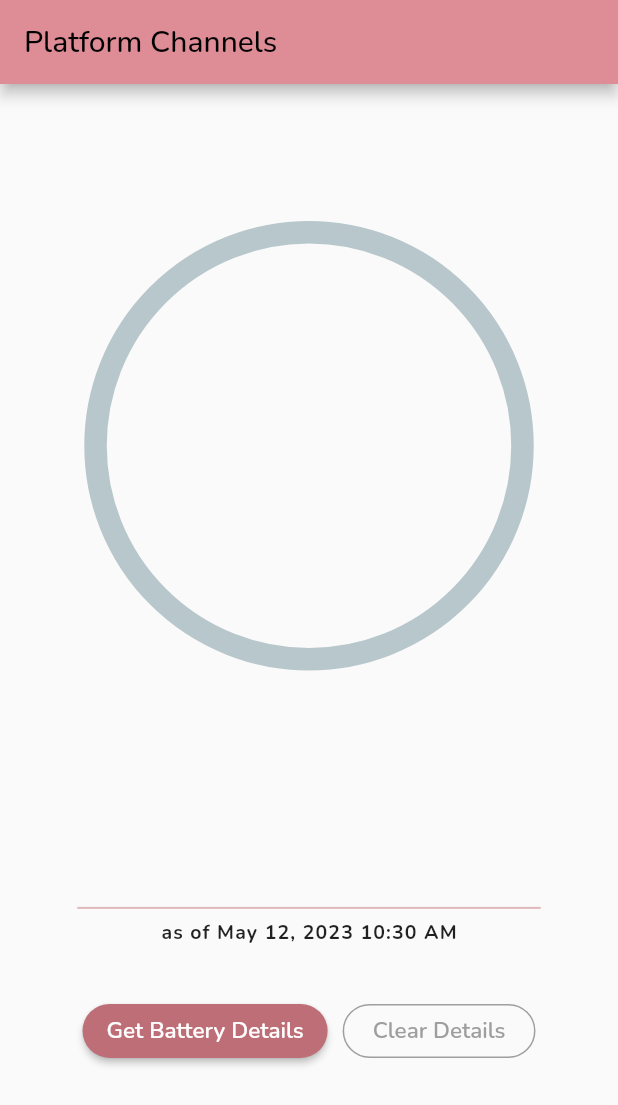
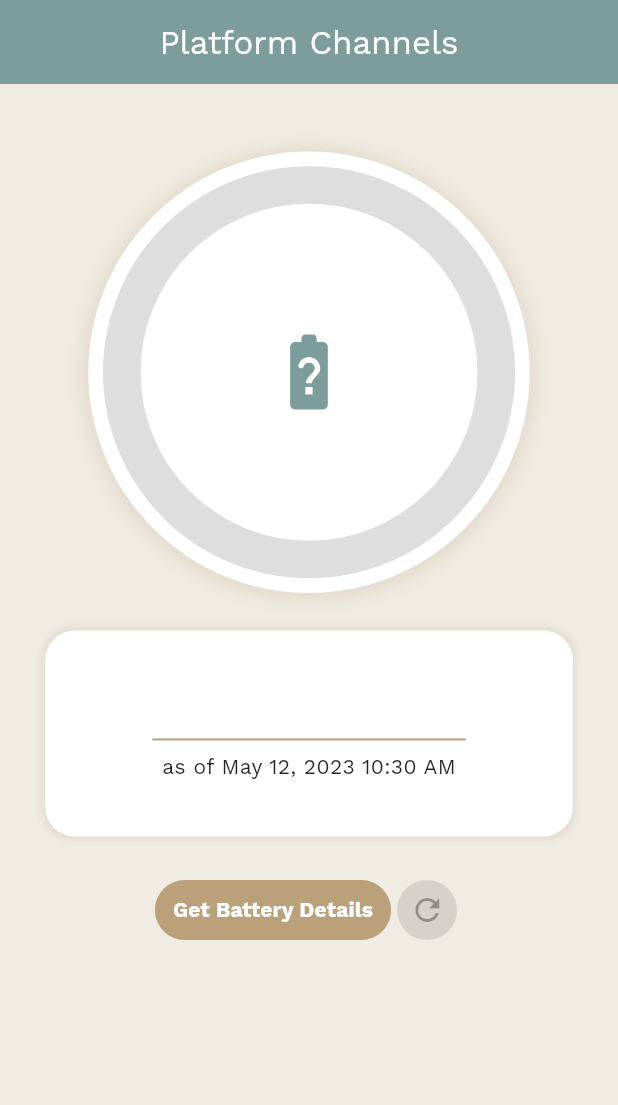
Before and after one commit to tine-b/platform_channels_batt_app, a Flutter app: the screen it shows after launch, after a tap on "Get Battery Details", on a phone screen of 412 x 824 dp. Shown: the top 1105 px of the screen. Run offline on Flutter 3.47's test engine with Material 2 defaults, Android fonts, the phone set to English and light mode, and no system bars; drawn by our look-alikes of percent_indicator; our stand-ins replace google_fonts.

Commit message:
refactor: Reworked code & design

```diff
--- a/lib/main.dart
+++ b/lib/main.dart
@@ -1,13 +1,13 @@
 import 'dart:async';
+import 'package:battery_app/widgets/battery_widget.dart';
+import 'package:battery_app/utils/colors.dart';
+import 'package:battery_app/widgets/battery_buttons.dart';
+import 'package:battery_app/widgets/circular_percent_widget.dart';
 import 'package:flutter/material.dart';
 import 'package:flutter/services.dart';
 import 'package:google_fonts/google_fonts.dart';
-import 'package:intl/intl.dart';
-import 'package:percent_indicator/circular_percent_indicator.dart';
 
-void main() {
-  runApp(const MyApp());
-}
+void main() => runApp(const MyApp());
 
 class MyApp extends StatelessWidget {
   const MyApp({Key? key}) : super(key: key);
@@ -19,10 +19,10 @@ class MyApp extends StatelessWidget {
       debugShowCheckedModeBanner: false,
       title: 'Platform Channels',
       theme: ThemeData(
-        primaryColor: const Color.fromARGB(255, 190, 110, 118),
-        textTheme: GoogleFonts.nunitoTextTheme(),
+        textTheme: GoogleFonts.workSansTextTheme(),
+        useMaterial3: true,
       ),
-      home: const MyHomePage(title: 'Flutter Demo Home Page'),
+      home: const MyHomePage(title: 'Platform Channels'),
     );
   }
 }
@@ -46,36 +46,60 @@ class MyHomePage extends StatefulWidget {
 }
 
 class _MyHomePageState extends State<MyHomePage> {
-  static const platform = MethodChannel('tine.dev/battery');
+  static const platform = MethodChannel('batteryMethodChannel');
   // Get battery level.
   String _message = '';
   String _batteryState = '';
-  double _batteryLevel = 0;
-  Widget? _widget;
+  int _batteryLevel = 0;
+  bool _hasData = false;
 
-  Future<void> _getBatteryLevel() async {
-    double? batteryLevel;
-    String? batteryState;
-    String message;
+  @override
+  void initState() {
+    super.initState();
+    _hasData = false;
+  }
 
-    setState(() {
-      _batteryLevel = 0;
-    });
+  @override
+  Widget build(BuildContext context) {
+    return Material(
+      child: Scaffold(
+        backgroundColor: AppColors.lightBeige,
+        appBar: AppBar(
+          title: Text(widget.title, style: const TextStyle(color: Colors.white)),
+          backgroundColor: AppColors.blueGreen,
+          centerTitle: true,
+        ),
+        body: Column(
+          children: [
+            CircularPercentWidget(batteryLevel: _batteryLevel),
+            BatteryWidget(
+              hasData: _hasData,
+              batteryLevel: _batteryLevel,
+              batteryState: _batteryState,
+              message: _message,
+            ),
+            BatteryButtons(
+              batteryState: _batteryState,
+              getBatteryLevel: _getBatteryLevel,
+              clearDetails: _clearDetails,
+            ),
+          ],
+        ),
+      ),
+    );
+  }
+
+  FutureOr<void> _getBatteryLevel() async {
     try {
       final Map<dynamic, dynamic>? result = await platform.invokeMethod('getBatteryDetails');
-      batteryLevel = result?['level'].toDouble();
-      batteryState = result?['status'].toString() ?? '';
-      message = '';
+      _batteryLevel = result?['level'] ?? 0;
+      _batteryState = result?['status'].toString() ?? '';
+      _message = '';
+      setState(() => _hasData = true);
     } on PlatformException catch (e) {
-      message = '${e.message}';
+      _message = '${e.message}';
+      setState(() => _hasData = false);
     }
-
-    setState(() {
-      _batteryLevel = batteryLevel ?? 0;
-      _message = message;
-      _batteryState = batteryState ?? '';
-      _widget = withData();
-    });
   }
 
   void _clearDetails() async {
@@ -83,177 +107,7 @@ class _MyHomePageState extends State<MyHomePage> {
       _batteryLevel = 0;
       _message = '';
       _batteryState = '';
-      _widget = noData();
+      _hasData = false;
     });
   }
-
-  String getDate() {
-    final df = DateFormat('MMM dd, yyyy hh:mm a');
-    return df.format(DateTime.now());
-  }
-
-  @override
-  void initState() {
-    super.initState();
-    _widget = noData();
-  }
-
-  @override
-  Widget build(BuildContext context) {
-    return Material(
-      child: Scaffold(
-        appBar: AppBar(
-          title: const Text('Platform Channels'),
-          backgroundColor: const Color.fromARGB(255, 222, 140, 149),
-          foregroundColor: Colors.black,
-        ),
-        body: Column(
-          children: [
-            Expanded(
-              flex: 3,
-              child: CircularPercentIndicator(
-                radius: MediaQuery.of(context).size.width / 2.75,
-                lineWidth: 15.0,
-                animation: true,
-                animationDuration: 750,
-                linearGradient: const LinearGradient(colors: <Color>[
-                  Color.fromARGB(255, 225, 184, 188),
-                  Color.fromARGB(255, 222, 140, 149),
-                  Color.fromARGB(255, 190, 110, 118),
-                ]),
-                percent: _batteryLevel / 100,
-                center: Text(
-                  _batteryLevel != 0.0 ? "${_batteryLevel.toInt()}%" : "",
-                  style: const TextStyle(fontWeight: FontWeight.bold, fontSize: 20.0),
-                ),
-                circularStrokeCap: CircularStrokeCap.round,
-                // progressColor: const Color(0xFFD8A6AB),
-              ),
-            ),
-            SizedBox(
-              height: 125,
-              child: AnimatedSwitcher(
-                duration: const Duration(milliseconds: 250),
-                switchInCurve: Curves.linear,
-                child: _widget,
-              ),
-            ),
-            Flexible(
-              child: Row(
-                mainAxisAlignment: MainAxisAlignment.center,
-                children: <Widget>[
-                  ElevatedButton(
-                    style: ButtonStyle(
-                      shape: MaterialStateProperty.all<RoundedRectangleBorder>(RoundedRectangleBorder(
-                        borderRadius: BorderRadius.circular(25),
-                      )),
-                      textStyle: MaterialStateProperty.resolveWith((_) => GoogleFonts.nunito(fontSize: 15, fontWeight: FontWeight.w600)),
-                      backgroundColor: MaterialStateProperty.resolveWith((states) {
-                        // If the button is pressed, return green, otherwise blue
-                        if (states.contains(MaterialState.pressed)) {
-                          return const Color(0xFFE9CDD0);
-                        }
-                        return const Color.fromARGB(255, 190, 110, 118);
-                      }),
-                      foregroundColor: MaterialStateProperty.resolveWith((_) => Colors.white),
-                    ),
-                    onPressed: _getBatteryLevel,
-                    child: const Text('Get Battery Details'),
-                  ),
-                  const SizedBox(width: 10),
-                  TextButton(
-                    style: ButtonStyle(
-                      padding: MaterialStateProperty.resolveWith((_) => const EdgeInsets.symmetric(horizontal: 20.0)),
-                      textStyle: MaterialStateProperty.resolveWith((_) => GoogleFonts.nunito(fontSize: 15, fontWeight: FontWeight.w600)),
-                      shape: MaterialStateProperty.resolveWith((states) {
-                        // If the button is pressed, return green, otherwise blue
-                        if (states.contains(MaterialState.disabled)) {
-                          return RoundedRectangleBorder(
-                            borderRadius: BorderRadius.circular(25),
-                            side: const BorderSide(
-                              color: Colors.grey,
-                            ),
-                          );
-                        }
-                        return RoundedRectangleBorder(
-                          borderRadius: BorderRadius.circular(25),
-                          side: const BorderSide(color: Color.fromARGB(255, 190, 110, 118)),
-                        );
-                      }),
-                      overlayColor: MaterialStateProperty.resolveWith((states) {
-                        // If the button is pressed, return green, otherwise blue
-                        if (states.contains(MaterialState.pressed)) {
-                          return const Color.fromARGB(255, 243, 227, 229);
-                        } else if (states.contains(MaterialState.disabled)) {
-                          return Colors.grey;
-                        }
-                        return const Color.fromARGB(255, 190, 110, 118);
-                      }),
-                      foregroundColor: MaterialStateProperty.resolveWith((states) {
-                        if (states.contains(MaterialState.disabled)) {
-                          return Colors.grey;
-                        }
-                        return const Color.fromARGB(255, 190, 110, 118);
-                      }),
-                    ),
-                    onPressed: _batteryState != '' ? _clearDetails : null,
-                    child: const Text('Clear Details'),
-                  ),
-                ],
-              ),
-            )
-          ],
-        ),
-      ),
-    );
-  }
-
-  Widget noData() {
-    return Row(
-      mainAxisAlignment: MainAxisAlignment.center,
-      children: <Widget>[
-        Image.asset(
-          'assets/kawaii-dinosaur.png',
-          height: 50,
-          filterQuality: FilterQuality.high,
-          color: const Color.fromARGB(255, 190, 110, 118),
-          colorBlendMode: BlendMode.srcIn,
-        ),
-        const SizedBox(width: 20),
-        Text('No battery info currently',
-            style: GoogleFonts.nunito(
-              fontSize: 15,
-              fontWeight: FontWeight.w400,
-            )),
-      ],
-    );
-  }
-
-  Widget withData() {
-    return Column(
-      mainAxisAlignment: MainAxisAlignment.center,
-      children: <Widget>[
-        Text(_batteryState.isNotEmpty ? _batteryState : _message,
-            style: GoogleFonts.nunito(
-              fontSize: 20,
-              fontWeight: FontWeight.w400,
-              letterSpacing: -1.2,
-            )),
-        Padding(
-            padding: EdgeInsets.symmetric(horizontal: MediaQuery.of(context).size.width / 8),
-            child: const Divider(
-              thickness: 1.35,
-              color: Color.fromARGB(255, 225, 184, 188),
-            )),
-        Text(
-          'as of ${getDate()}',
-          style: GoogleFonts.nunito(
-            fontSize: 13,
-            fontWeight: FontWeight.w700,
-            letterSpacing: 0.75,
-          ),
-        ),
-      ],
-    );
-  }
 }
--- /dev/null
+++ b/lib/utils/colors.dart
@@ -0,0 +1,21 @@
+import 'package:flutter/material.dart';
+
+class AppColors {
+  const AppColors._();
+
+  static const Color lightGray = Color(0xFFDEDEDE);
+  static const Color lightBlueGreen = Color(0xFF97BFBE);
+  static const Color blueGreen = Color(0xFF7D9D9C);
+  static const Color darkBlueGreen = Color(0xFF576F72);
+  static const Color lightBeige = Color(0xFFF0EBE3);
+  static const Color darkBeige = Color(0xFFBAA179);
+  static Color grayShadow = darkBeige.withOpacity(0.2);
+  static const LinearGradient blueGreenGradient = LinearGradient(
+    colors: <Color>[
+      Color(0xFFAFDEDD),
+      Color(0xFF97BFBE),
+      Color(0xFF7D9D9C),
+      Color(0xFF576F72),
+    ],
+  );
+}
--- /dev/null
+++ b/lib/widgets/battery_buttons.dart
@@ -0,0 +1,40 @@
+import 'package:battery_app/utils/colors.dart';
+import 'package:flutter/material.dart';
+
+class BatteryButtons extends StatelessWidget {
+  const BatteryButtons({
+    super.key,
+    required this.batteryState,
+    required this.getBatteryLevel,
+    required this.clearDetails,
+  });
+
+  final String batteryState;
+  final Function() getBatteryLevel;
+  final Function() clearDetails;
+
+  @override
+  Widget build(BuildContext context) {
+    return Row(
+      mainAxisAlignment: MainAxisAlignment.center,
+      children: <Widget>[
+        TextButton(
+          style: TextButton.styleFrom(
+            backgroundColor: AppColors.darkBeige,
+            foregroundColor: Colors.white,
+          ),
+          onPressed: getBatteryLevel,
+          child: const Text(
+            'Get Battery Details',
+            style: TextStyle(fontWeight: FontWeight.bold),
+          ),
+        ),
+        IconButton.filled(
+          onPressed: batteryState.isNotEmpty ? clearDetails : null,
+          icon: const Icon(Icons.refresh_outlined),
+          style: IconButton.styleFrom(backgroundColor: AppColors.darkBeige),
+        ),
+      ],
+    );
+  }
+}
--- /dev/null
+++ b/lib/widgets/battery_widget.dart
@@ -0,0 +1,76 @@
+import 'package:battery_app/utils/colors.dart';
+import 'package:flutter/material.dart';
+import 'package:intl/intl.dart';
+
+class BatteryWidget extends StatelessWidget {
+  const BatteryWidget({
+    super.key,
+    this.hasData = false,
+    required this.batteryLevel,
+    required this.batteryState,
+    required this.message,
+  });
+
+  final bool hasData;
+  final int batteryLevel;
+  final String batteryState;
+  final String message;
+
+  @override
+  Widget build(BuildContext context) {
+    final textTheme = Theme.of(context).textTheme.apply(displayColor: Theme.of(context).colorScheme.onSurface);
+
+    return Container(
+      height: MediaQuery.of(context).size.height / 6,
+      width: double.infinity,
+      margin: const EdgeInsets.symmetric(horizontal: 30, vertical: 25),
+      decoration: BoxDecoration(
+        borderRadius: BorderRadius.circular(20),
+        color: Colors.white,
+        boxShadow: [
+          BoxShadow(
+            color: AppColors.grayShadow,
+            spreadRadius: 2,
+            blurRadius: 3,
+          )
+        ],
+      ),
+      padding: const EdgeInsets.all(20.0),
+      child: AnimatedSwitcher(
+        duration: const Duration(milliseconds: 250),
+        switchInCurve: Curves.linear,
+        child: hasData
+            ? Column(
+                mainAxisAlignment: MainAxisAlignment.center,
+                children: <Widget>[
+                  Text(batteryState.isNotEmpty ? batteryState : message,
+                      style: textTheme.titleLarge!.copyWith(
+                        letterSpacing: -1.2,
+                      )),
+                  Padding(
+                      padding: EdgeInsets.symmetric(horizontal: MediaQuery.of(context).size.width / 8),
+                      child: const Divider(
+                        thickness: 1.35,
+                        color: AppColors.darkBeige,
+                      )),
+                  Text(
+                    'as of ${getDate()}',
+                  ),
+                ],
+              )
+            : Text(
+                'No data here yet!',
+                style: textTheme.headlineSmall!.copyWith(
+                  letterSpacing: -1.2,
+                  fontStyle: FontStyle.italic,
+                ),
+              ),
+      ),
+    );
+  }
+
+  String getDate() {
+    final df = DateFormat('MMM dd, yyyy hh:mm a');
+    return df.format(DateTime.now());
+  }
+}
--- /dev/null
+++ b/lib/widgets/circular_percent_widget.dart
@@ -0,0 +1,55 @@
+import 'package:battery_app/utils/colors.dart';
+import 'package:flutter/material.dart';
+import 'package:percent_indicator/circular_percent_indicator.dart';
+
+class CircularPercentWidget extends StatelessWidget {
+  const CircularPercentWidget({
+    super.key,
+    required this.batteryLevel,
+  });
+
+  final int batteryLevel;
+
+  @override
+  Widget build(BuildContext context) {
+    final textTheme = Theme.of(context).textTheme.apply(displayColor: Theme.of(context).colorScheme.onSurface);
+
+    return Container(
+      margin: const EdgeInsets.only(top: 45),
+      height: MediaQuery.of(context).size.width / 1.4,
+      width: MediaQuery.of(context).size.width / 1.4,
+      decoration: BoxDecoration(
+        color: Colors.white,
+        borderRadius: BorderRadius.circular(MediaQuery.of(context).size.width),
+        boxShadow: [
+          BoxShadow(
+            color: AppColors.grayShadow,
+            spreadRadius: 5,
+            blurRadius: 7,
+            offset: const Offset(0, 1), // changes position of shadow
+          ),
+        ],
+      ),
+      child: CircularPercentIndicator(
+        radius: MediaQuery.of(context).size.width / 3,
+        backgroundColor: AppColors.lightGray,
+        lineWidth: 25.0,
+        animation: true,
+        linearGradient: AppColors.blueGreenGradient,
+        percent: batteryLevel / 100,
+        center: batteryLevel != 0
+            ? Text(
+                '$batteryLevel%',
+                style: textTheme.displayMedium!.copyWith(fontWeight: FontWeight.bold),
+              )
+            : const Icon(
+                size: 60,
+                Icons.battery_unknown_rounded,
+                color: AppColors.blueGreen,
+              ),
+        circularStrokeCap: CircularStrokeCap.round,
+        animateFromLastPercent: true,
+      ),
+    );
+  }
+}
```
Also changed, not shown: 2 other files.
